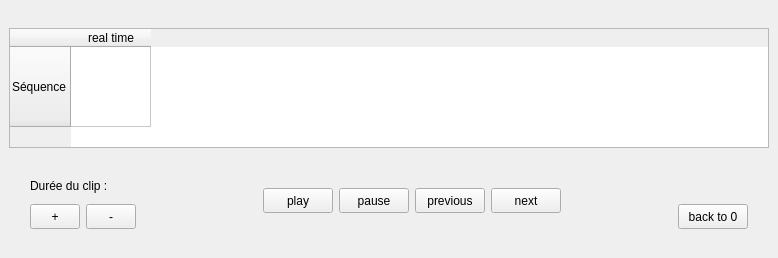
Old version of the form src/tweedy/gui/timeline/TimeLineUi.ui in the repository stopmotionimac/tweedy.
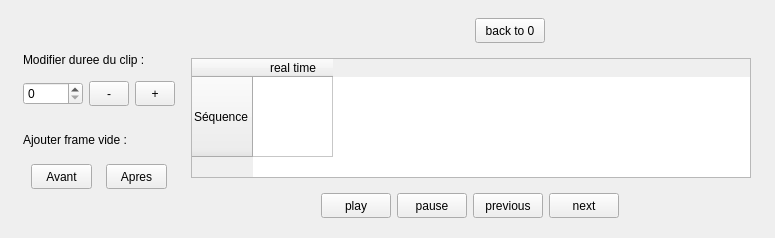
New version of the form.

Commit message: changer duree clip, ajouter frames vides etc...

Diff of the .ui file:
```diff
--- a/src/tweedy/gui/timeline/TimeLineUi.ui
+++ b/src/tweedy/gui/timeline/TimeLineUi.ui
@@ -6,105 +6,64 @@
    <rect>
     <x>0</x>
     <y>0</y>
-    <width>778</width>
-    <height>258</height>
+    <width>775</width>
+    <height>238</height>
    </rect>
   </property>
   <property name="minimumSize">
    <size>
-    <width>778</width>
-    <height>258</height>
+    <width>775</width>
+    <height>238</height>
    </size>
   </property>
   <property name="maximumSize">
    <size>
-    <width>778</width>
-    <height>258</height>
-   </size>
-  </property>
-  <property name="baseSize">
-   <size>
-    <width>666</width>
-    <height>345</height>
+    <width>775</width>
+    <height>238</height>
    </size>
   </property>
   <property name="windowTitle">
    <string>Timeline</string>
   </property>
   <widget class="QWidget" name="dockWidgetContents">
-   <layout class="QHBoxLayout" name="horizontalLayout_4">
+   <layout class="QHBoxLayout" name="horizontalLayout">
     <item>
-     <layout class="QVBoxLayout" name="verticalLayout_3">
+     <layout class="QHBoxLayout" name="widgetLayout">
       <item>
-       <widget class="QTableWidget" name="table">
-        <property name="minimumSize">
-         <size>
-          <width>600</width>
-          <height>120</height>
-         </size>
-        </property>
-        <property name="maximumSize">
-         <size>
-          <width>800</width>
-          <height>120</height>
-         </size>
-        </property>
-        <attribute name="horizontalHeaderDefaultSectionSize">
-         <number>80</number>
-        </attribute>
-        <attribute name="horizontalHeaderMinimumSectionSize">
-         <number>80</number>
-        </attribute>
-        <attribute name="verticalHeaderDefaultSectionSize">
-         <number>80</number>
-        </attribute>
-        <attribute name="verticalHeaderMinimumSectionSize">
-         <number>80</number>
-        </attribute>
-        <row>
-         <property name="text">
-          <string>Séquence</string>
-         </property>
-        </row>
-        <column>
-         <property name="text">
-          <string>real time</string>
-         </property>
-        </column>
-       </widget>
-      </item>
-      <item>
-       <layout class="QHBoxLayout" name="horizontalLayout_3">
+       <layout class="QVBoxLayout" name="modifsClipLayout">
         <item>
-         <layout class="QVBoxLayout" name="verticalLayout">
+         <layout class="QVBoxLayout" name="dureeClipLayout">
+          <property name="topMargin">
+           <number>35</number>
+          </property>
+          <property name="bottomMargin">
+           <number>10</number>
+          </property>
           <item>
            <widget class="QLabel" name="labelDuration">
             <property name="text">
-             <string>Durée du clip : </string>
+             <string>Modifier duree du clip : </string>
             </property>
            </widget>
           </item>
           <item>
-           <layout class="QHBoxLayout" name="horizontalLayout">
-            <property name="rightMargin">
-             <number>100</number>
-            </property>
+           <layout class="QHBoxLayout" name="plusMinusLayout">
             <item>
-             <widget class="QToolButton" name="plusButton">
+             <widget class="QSpinBox" name="spinDuration">
               <property name="minimumSize">
                <size>
-                <width>50</width>
-                <height>25</height>
+                <width>60</width>
+                <height>0</height>
                </size>
               </property>
               <property name="maximumSize">
                <size>
-                <width>50</width>
-                <height>25</height>
+                <width>60</width>
+                <height>16777215</height>
                </size>
               </property>
-              <property name="text">
-               <string>+</string>
+              <property name="maximum">
+               <number>10</number>
               </property>
              </widget>
             </item>
@@ -112,13 +71,13 @@
              <widget class="QToolButton" name="minusButton">
               <property name="minimumSize">
                <size>
-                <width>50</width>
+                <width>40</width>
                 <height>25</height>
                </size>
               </property>
               <property name="maximumSize">
                <size>
-                <width>50</width>
+                <width>40</width>
                 <height>25</height>
                </size>
               </property>
@@ -127,94 +86,102 @@
               </property>
              </widget>
             </item>
+            <item>
+             <widget class="QToolButton" name="plusButton">
+              <property name="minimumSize">
+               <size>
+                <width>40</width>
+                <height>25</height>
+               </size>
+              </property>
+              <property name="maximumSize">
+               <size>
+                <width>40</width>
+                <height>25</height>
+               </size>
+              </property>
+              <property name="text">
+               <string>+</string>
+              </property>
+             </widget>
+            </item>
            </layout>
           </item>
          </layout>
         </item>
         <item>
-         <layout class="QHBoxLayout" name="horizontalLayout_2">
+         <layout class="QVBoxLayout" name="ajoutFrameLayout">
+          <property name="topMargin">
+           <number>0</number>
+          </property>
+          <property name="bottomMargin">
+           <number>40</number>
+          </property>
           <item>
-           <widget class="QToolButton" name="playButton">
-            <property name="minimumSize">
-             <size>
-              <width>70</width>
-              <height>25</height>
-             </size>
-            </property>
-            <property name="maximumSize">
-             <size>
-              <width>70</width>
-              <height>25</height>
-             </size>
-            </property>
+           <widget class="QLabel" name="labelBlank">
             <property name="text">
-             <string>play</string>
+             <string>Ajouter frame vide :</string>
             </property>
            </widget>
           </item>
           <item>
-           <widget class="QToolButton" name="pauseButton">
-            <property name="minimumSize">
-             <size>
-              <width>70</width>
-              <height>25</height>
-             </size>
-            </property>
-            <property name="maximumSize">
-             <size>
-              <width>70</width>
-              <height>25</height>
-             </size>
-            </property>
-            <property name="text">
-             <string>pause</string>
-            </property>
-           </widget>
+           <layout class="QHBoxLayout" name="AvtApresLayout">
+            <item>
+             <widget class="QToolButton" name="blankBeforeButton">
+              <property name="minimumSize">
+               <size>
+                <width>61</width>
+                <height>25</height>
+               </size>
+              </property>
+              <property name="maximumSize">
+               <size>
+                <width>61</width>
+                <height>25</height>
+               </size>
+              </property>
+              <property name="text">
+               <string>Avant</string>
+              </property>
+             </widget>
+            </item>
+            <item>
+             <widget class="QToolButton" name="blankAfterButton">
+              <property name="minimumSize">
+               <size>
+                <width>61</width>
+                <height>25</height>
+               </size>
+              </property>
+              <property name="maximumSize">
+               <size>
+                <width>61</width>
+                <height>25</height>
+               </size>
+              </property>
+              <property name="text">
+               <string>Apres</string>
+              </property>
+             </widget>
+            </item>
+           </layout>
           </item>
-          <item>
-           <widget class="QToolButton" name="prevButton">
-            <property name="minimumSize">
-             <size>
-              <width>70</width>
-              <height>25</height>
-             </size>
-            </property>
-            <property name="maximumSize">
-             <size>
-              <width>70</width>
-              <height>25</height>
-             </size>
-            </property>
-            <property name="text">
-             <string>previous</string>
-            </property>
-           </widget>
-          </item>
-          <item>
-           <widget class="QToolButton" name="nextButton">
-            <property name="minimumSize">
-             <size>
-              <width>70</width>
-              <height>25</height>
-             </size>
-            </property>
-            <property name="maximumSize">
-             <size>
-              <width>70</width>
-              <height>25</height>
-             </size>
-            </property>
-            <property name="text">
-             <string>next</string>
-            </property>
-           </widget>
-          </item>
          </layout>
         </item>
+       </layout>
+      </item>
+      <item>
+       <layout class="QVBoxLayout" name="timelineLayout">
+        <property name="leftMargin">
+         <number>10</number>
+        </property>
         <item>
-         <layout class="QVBoxLayout" name="verticalLayout_2">
+         <layout class="QHBoxLayout" name="retourZeroLayout">
           <property name="leftMargin">
-           <number>90</number>
+           <number>200</number>
+          </property>
+          <property name="rightMargin">
+           <number>200</number>
           </property>
           <item>
            <widget class="QLabel" name="time">
@@ -262,6 +229,134 @@
           </item>
          </layout>
         </item>
+        <item>
+         <layout class="QHBoxLayout" name="tableLayout">
+          <item>
+           <widget class="QTableWidget" name="table">
+            <property name="minimumSize">
+             <size>
+              <width>560</width>
+              <height>120</height>
+             </size>
+            </property>
+            <property name="maximumSize">
+             <size>
+              <width>560</width>
+              <height>120</height>
+             </size>
+            </property>
+            <attribute name="horizontalHeaderDefaultSectionSize">
+             <number>80</number>
+            </attribute>
+            <attribute name="horizontalHeaderMinimumSectionSize">
+             <number>80</number>
+            </attribute>
+            <attribute name="verticalHeaderDefaultSectionSize">
+             <number>80</number>
+            </attribute>
+            <attribute name="verticalHeaderMinimumSectionSize">
+             <number>80</number>
+            </attribute>
+            <row>
+             <property name="text">
+              <string>Séquence</string>
+             </property>
+            </row>
+            <column>
+             <property name="text">
+              <string>real time</string>
+             </property>
+            </column>
+           </widget>
+          </item>
+         </layout>
+        </item>
+        <item>
+         <layout class="QHBoxLayout" name="navigationLayout">
+          <property name="leftMargin">
+           <number>130</number>
+          </property>
+          <property name="rightMargin">
+           <number>130</number>
+          </property>
+          <item>
+           <widget class="QToolButton" name="playButton">
+            <property name="minimumSize">
+             <size>
+              <width>70</width>
+              <height>25</height>
+             </size>
+            </property>
+            <property name="maximumSize">
+             <size>
+              <width>70</width>
+              <height>25</height>
+             </size>
+            </property>
+            <property name="text">
+             <string>play</string>
+            </property>
+           </widget>
+          </item>
+          <item>
+           <widget class="QToolButton" name="pauseButton">
+            <property name="minimumSize">
+             <size>
+              <width>70</width>
+              <height>25</height>
+             </size>
+            </property>
+            <property name="maximumSize">
+             <size>
+              <width>70</width>
+              <height>25</height>
+             </size>
+            </property>
+            <property name="text">
+             <string>pause</string>
+            </property>
+           </widget>
+          </item>
+          <item>
+           <widget class="QToolButton" name="prevButton">
+            <property name="minimumSize">
+             <size>
+              <width>70</width>
+              <height>25</height>
+             </size>
+            </property>
+            <property name="maximumSize">
+             <size>
+              <width>70</width>
+              <height>25</height>
+             </size>
+            </property>
+            <property name="text">
+             <string>previous</string>
+            </property>
+           </widget>
+          </item>
+          <item>
+           <widget class="QToolButton" name="nextButton">
+            <property name="minimumSize">
+             <size>
+              <width>70</width>
+              <height>25</height>
+             </size>
+            </property>
+            <property name="maximumSize">
+             <size>
+              <width>70</width>
+              <height>25</height>
+             </size>
+            </property>
+            <property name="text">
+             <string>next</string>
+            </property>
+           </widget>
+          </item>
+         </layout>
+        </item>
        </layout>
       </item>
      </layout>
```
Left out of the diff: 6 changed lines with no effect on the pictures. The commit also changes 7 other files.
